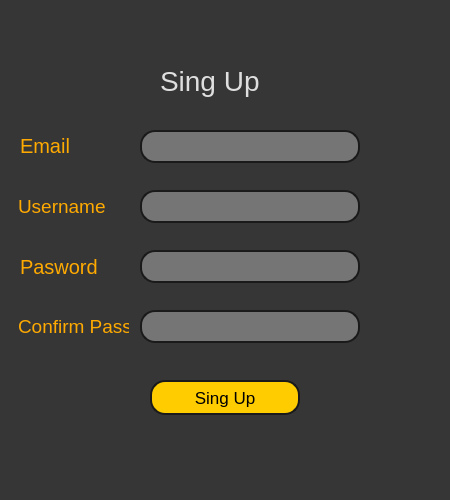
Before: the Qt Designer form src/Python-code/Create-account/createaccount.ui in NaorFarjun02/Trivia-Game, drawn with Qt 5.
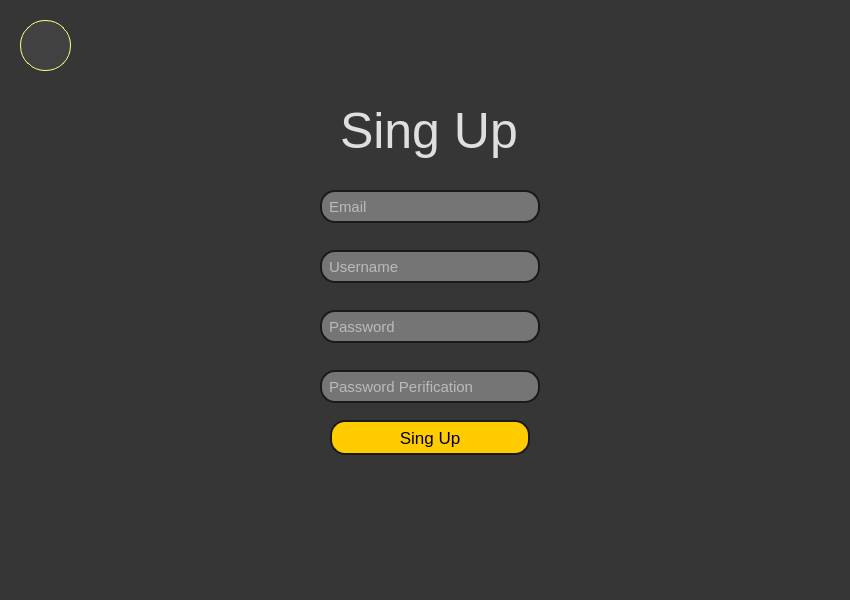
After: the same form once the commit is applied. Icons and pictures are not drawn.

Diff of the .ui file:
```diff
--- a/src/Python-code/Create-account/createaccount.ui
+++ b/src/Python-code/Create-account/createaccount.ui
@@ -6,8 +6,8 @@
    <rect>
     <x>0</x>
     <y>0</y>
-    <width>450</width>
-    <height>500</height>
+    <width>850</width>
+    <height>600</height>
    </rect>
   </property>
   <property name="windowTitle">
@@ -19,42 +19,25 @@
   <widget class="QLabel" name="label">
    <property name="geometry">
     <rect>
-     <x>160</x>
-     <y>60</y>
-     <width>101</width>
-     <height>41</height>
+     <x>340</x>
+     <y>100</y>
+     <width>181</width>
+     <height>61</height>
     </rect>
    </property>
    <property name="styleSheet">
     <string notr="true">color: rgb(223, 223, 223);
-font-size:28px;</string>
+font-size:50px;</string>
    </property>
    <property name="text">
     <string>Sing Up</string>
    </property>
   </widget>
-  <widget class="QLabel" name="label_2">
-   <property name="geometry">
-    <rect>
-     <x>20</x>
-     <y>130</y>
-     <width>51</width>
-     <height>31</height>
-    </rect>
-   </property>
-   <property name="styleSheet">
-    <string notr="true">font-size:20px;
-color: rgb(255, 170, 0);</string>
-   </property>
-   <property name="text">
-    <string>Email:</string>
-   </property>
-  </widget>
   <widget class="QLineEdit" name="email">
    <property name="geometry">
     <rect>
-     <x>140</x>
-     <y>130</y>
+     <x>320</x>
+     <y>190</y>
      <width>220</width>
      <height>33</height>
     </rect>
@@ -67,29 +50,15 @@
 color: rgb(255, 255, 255);
 background-color: rgb(117, 117, 117);</string>
    </property>
-  </widget>
-  <widget class="QLabel" name="label_3">
-   <property name="geometry">
-    <rect>
-     <x>20</x>
-     <y>251</y>
-     <width>81</width>
-     <height>31</height>
-    </rect>
-   </property>
-   <property name="styleSheet">
-    <string notr="true">font-size:20px;
-color: rgb(255, 170, 0);</string>
-   </property>
-   <property name="text">
-    <string>Pasword</string>
+   <property name="placeholderText">
+    <string>Email</string>
    </property>
   </widget>
   <widget class="QLineEdit" name="password">
    <property name="geometry">
     <rect>
-     <x>140</x>
-     <y>250</y>
+     <x>320</x>
+     <y>310</y>
      <width>220</width>
      <height>33</height>
     </rect>
@@ -102,13 +71,16 @@
 border-radius:15px;
 font-size:15px;</string>
    </property>
+   <property name="placeholderText">
+    <string>Password</string>
+   </property>
   </widget>
   <widget class="QPushButton" name="singupbutton">
    <property name="geometry">
     <rect>
-     <x>150</x>
-     <y>380</y>
-     <width>150</width>
+     <x>330</x>
+     <y>420</y>
+     <width>200</width>
      <height>35</height>
     </rect>
    </property>
@@ -123,28 +95,11 @@
     <string>Sing Up</string>
    </property>
   </widget>
-  <widget class="QLabel" name="label_4">
-   <property name="geometry">
-    <rect>
-     <x>18</x>
-     <y>311</y>
-     <width>111</width>
-     <height>31</height>
-    </rect>
-   </property>
-   <property name="styleSheet">
-    <string notr="true">font-size:19px;
-color: rgb(255, 170, 0);</string>
-   </property>
-   <property name="text">
-    <string>Confirm Pass</string>
-   </property>
-  </widget>
   <widget class="QLineEdit" name="confirmpass">
    <property name="geometry">
     <rect>
-     <x>140</x>
-     <y>310</y>
+     <x>320</x>
+     <y>370</y>
      <width>220</width>
      <height>33</height>
     </rect>
@@ -157,29 +112,15 @@
 border-radius:15px;
 font-size:15px;</string>
    </property>
-  </widget>
-  <widget class="QLabel" name="label_5">
-   <property name="geometry">
-    <rect>
-     <x>18</x>
-     <y>191</y>
-     <width>111</width>
-     <height>31</height>
-    </rect>
-   </property>
-   <property name="styleSheet">
-    <string notr="true">font-size:19px;
-color: rgb(255, 170, 0);</string>
-   </property>
-   <property name="text">
-    <string>Username</string>
+   <property name="placeholderText">
+    <string>Password Perification</string>
    </property>
   </widget>
   <widget class="QLineEdit" name="username">
    <property name="geometry">
     <rect>
-     <x>140</x>
-     <y>190</y>
+     <x>320</x>
+     <y>250</y>
      <width>220</width>
      <height>33</height>
     </rect>
@@ -195,7 +136,64 @@
    <property name="text">
     <string/>
    </property>
+   <property name="placeholderText">
+    <string>Username</string>
+   </property>
   </widget>
+  <widget class="QPushButton" name="backbutton">
+   <property name="geometry">
+    <rect>
+     <x>20</x>
+     <y>20</y>
+     <width>61</width>
+     <height>51</height>
+    </rect>
+   </property>
+   <property name="styleSheet">
+    <string notr="true">border:1px;
+background: transparent;</string>
+   </property>
+   <property name="text">
+    <string/>
+   </property>
+  </widget>
+  <widget class="QLabel" name="arrowback_label">
+   <property name="geometry">
+    <rect>
+     <x>20</x>
+     <y>20</y>
+     <width>51</width>
+     <height>51</height>
+    </rect>
+   </property>
+   <property name="styleSheet">
+    <string notr="true">
+background-color: rgb(65, 65, 65);
+border-radius:25px;
+border:1px solid rgb(255, 255, 127);
+</string>
+   </property>
+   <property name="text">
+    <string/>
+   </property>
+   <property name="textFormat">
+    <enum>Qt::PlainText</enum>
+   </property>
+   <property name="pixmap">
+    <pixmap>../icons/arrow-left.png</pixmap>
+   </property>
+   <property name="scaledContents">
+    <bool>true</bool>
+   </property>
+  </widget>
+  <zorder>label</zorder>
+  <zorder>email</zorder>
+  <zorder>password</zorder>
+  <zorder>singupbutton</zorder>
+  <zorder>confirmpass</zorder>
+  <zorder>username</zorder>
+  <zorder>arrowback_label</zorder>
+  <zorder>backbutton</zorder>
  </widget>
  <resources/>
  <connections/>
```
